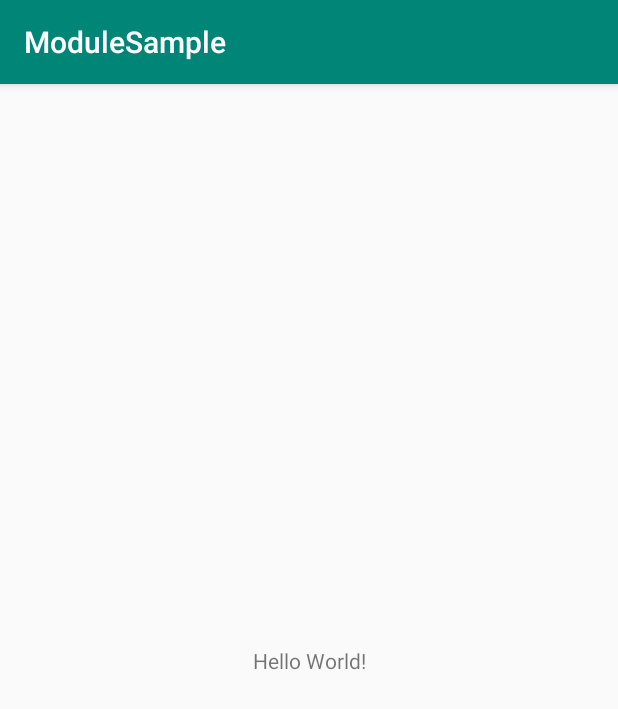
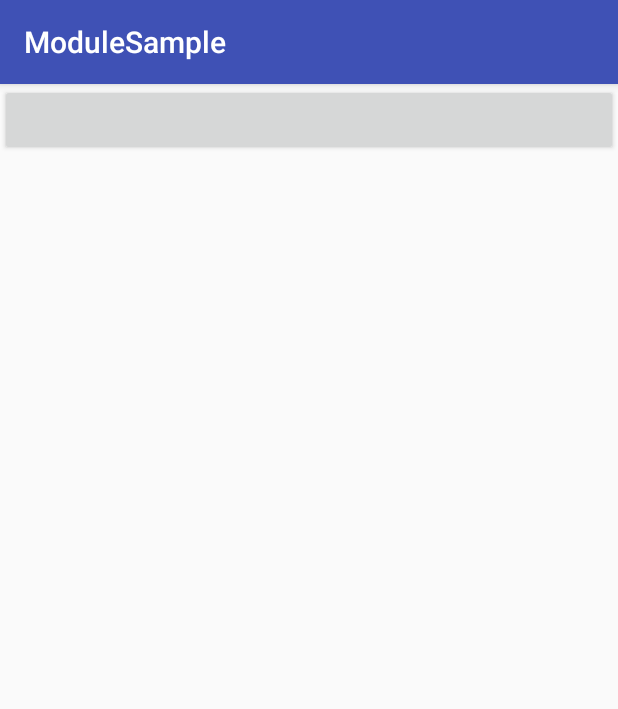
Before and after one commit to 1181631922/ModuleSample, an Android app: the screen it shows after launch (MainActivity), on a phone screen of 412 x 824 dp. Shown: the top 709 px of the screen. Run offline under Robolectric (Android 15) with nearby library versions, the phone set to English and light mode, and no system bars.

Commit message:
更新read么

```diff
--- a/app/src/main/res/layout/activity_main.xml
+++ b/app/src/main/res/layout/activity_main.xml
@@ -6,13 +6,16 @@
     android:layout_height="match_parent"
     tools:context=".MainActivity">
 
-    <TextView
-        android:layout_width="wrap_content"
-        android:layout_height="wrap_content"
-        android:text="Hello World!"
-        app:layout_constraintBottom_toBottomOf="parent"
-        app:layout_constraintLeft_toLeftOf="parent"
-        app:layout_constraintRight_toRightOf="parent"
-        app:layout_constraintTop_toTopOf="parent" />
+    <androidx.core.widget.NestedScrollView
+        android:layout_width="match_parent"
+        android:layout_height="match_parent">
+
+        <androidx.appcompat.widget.AppCompatButton
+            android:id="@+id/UI"
+            android:layout_width="match_parent"
+            android:layout_height="wrap_content" />
+
+
+    </androidx.core.widget.NestedScrollView>
 
 </androidx.constraintlayout.widget.ConstraintLayout>
--- a/app/src/main/res/values/colors.xml
+++ b/app/src/main/res/values/colors.xml
@@ -1,6 +1,9 @@
 <?xml version="1.0" encoding="utf-8"?>
 <resources>
-    <color name="colorPrimary">#008577</color>
-    <color name="colorPrimaryDark">#00574B</color>
-    <color name="colorAccent">#D81B60</color>
+    <!--  标题栏颜色  -->
+    <color name="colorPrimary">#3F51B5</color>
+    <!--  顶部状态蓝颜色  -->
+    <color name="colorPrimaryDark">#303F9F</color>
+    <!--  fab，鼠标等颜色  -->
+    <color name="colorAccent">#FF4081</color>
 </resources>
```
